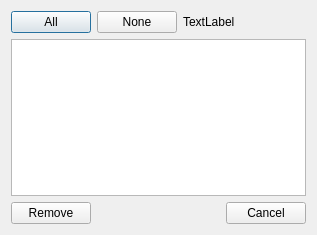
This is src/Ui/DialogRemovePoi.ui in nohal/qtVlm as Qt 5 draws it before an edit. The edited form follows.
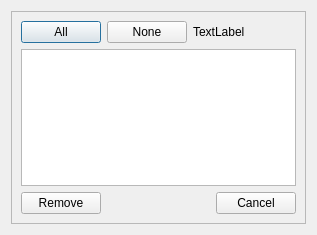
This is the edited form.

Diff of the .ui file:
```diff
--- a/src/Ui/DialogRemovePoi.ui
+++ b/src/Ui/DialogRemovePoi.ui
@@ -15,6 +15,21 @@
   </property>
   <layout class="QVBoxLayout" name="verticalLayout_2">
    <item>
+    <widget class="QScrollArea" name="scrollArea">
+     <property name="widgetResizable">
+      <bool>true</bool>
+     </property>
+     <widget class="QWidget" name="scrollAreaWidgetContents">
+      <property name="geometry">
+       <rect>
+        <x>0</x>
+        <y>0</y>
+        <width>297</width>
+        <height>215</height>
+       </rect>
+      </property>
+      <layout class="QVBoxLayout" name="verticalLayout_3">
+       <item>
     <layout class="QHBoxLayout" name="horizontalLayout_2">
      <item>
       <layout class="QVBoxLayout" name="verticalLayout">
@@ -106,6 +121,10 @@
       </widget>
      </item>
     </layout>
+       </item>
+      </layout>
+     </widget>
+    </widget>
    </item>
   </layout>
  </widget>
```
Lines whose indentation alone changed are shown as unchanged.
